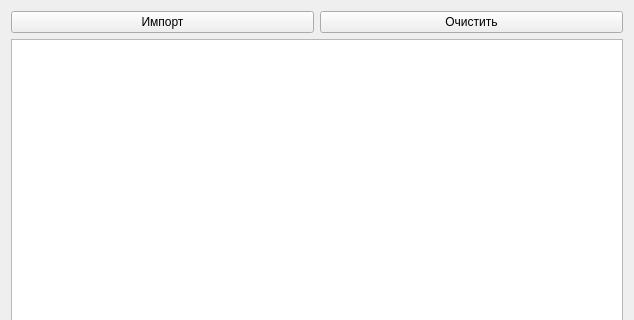
VladelProg/BD_STC_INTER, file mainwindow.ui: the form before one commit; both pictures show x 0 to 634 and y 0 to 320 of the 634 by 544 pixel window.
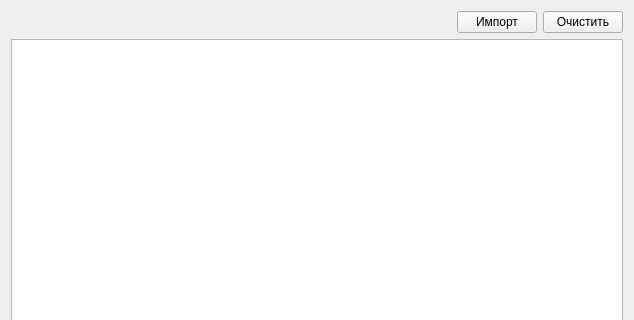
The form after the commit.

Patch:
```diff
--- a/mainwindow.ui
+++ b/mainwindow.ui
@@ -16,6 +16,19 @@
   <layout class="QVBoxLayout" name="verticalLayout">
    <item>
     <layout class="QHBoxLayout" name="horizontalLayout">
+     <item>
+      <spacer name="horizontalSpacer">
+       <property name="orientation">
+        <enum>Qt::Horizontal</enum>
+       </property>
+       <property name="sizeHint" stdset="0">
+        <size>
+         <width>40</width>
+         <height>20</height>
+        </size>
+       </property>
+      </spacer>
+     </item>
      <item>
       <widget class="QPushButton" name="btnImport">
        <property name="text">
```
